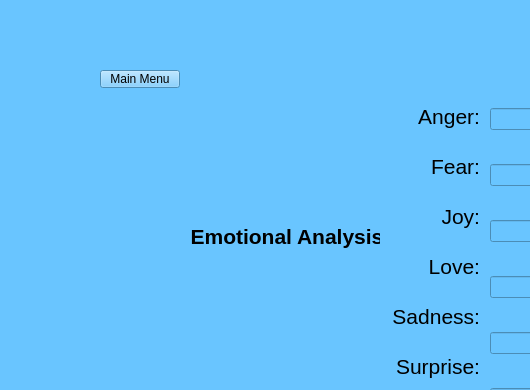
Old version of the form mainwindow.ui in the repository SantiagoDaza3/DSA_Project3; both pictures show x 0 to 530 and y 0 to 390 of the 856 by 522 pixel window.
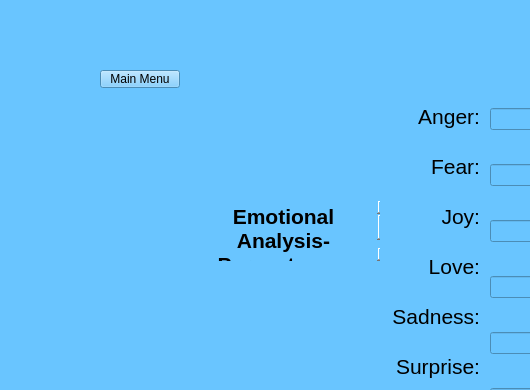
New version of the form. The open tabs and pages were chosen to show the change.

Commit message: Added word analysis functionality

```diff
--- a/mainwindow.ui
+++ b/mainwindow.ui
@@ -608,10 +608,10 @@
       <widget class="QTextEdit" name="textEdit_8">
        <property name="geometry">
         <rect>
-         <x>90</x>
-         <y>170</y>
-         <width>261</width>
-         <height>41</height>
+         <x>120</x>
+         <y>150</y>
+         <width>201</width>
+         <height>61</height>
         </rect>
        </property>
        <property name="frameShape">
@@ -628,7 +628,7 @@
 li.unchecked::marker { content: &quot;\2610&quot;; }
 li.checked::marker { content: &quot;\2612&quot;; }
 &lt;/style&gt;&lt;/head&gt;&lt;body style=&quot; font-family:'Segoe UI'; font-size:9pt; font-weight:400; font-style:normal;&quot;&gt;
-&lt;p align=&quot;center&quot; style=&quot; margin-top:0px; margin-bottom:0px; margin-left:0px; margin-right:0px; -qt-block-indent:0; text-indent:0px;&quot;&gt;&lt;span style=&quot; font-size:16pt; font-weight:700;&quot;&gt;Emotional Analysis:&lt;/span&gt;&lt;/p&gt;&lt;/body&gt;&lt;/html&gt;</string>
+&lt;p align=&quot;center&quot; style=&quot; margin-top:0px; margin-bottom:0px; margin-left:0px; margin-right:0px; -qt-block-indent:0; text-indent:0px;&quot;&gt;&lt;span style=&quot; font-size:16pt; font-weight:700;&quot;&gt;Emotional Analysis-Percentages:&lt;/span&gt;&lt;/p&gt;&lt;/body&gt;&lt;/html&gt;</string>
        </property>
       </widget>
       <widget class="QWidget" name="verticalLayoutWidget_5">
```
Left out of the diff: 12 changed lines with no effect on the pictures. The commit also changes 5 other files.
